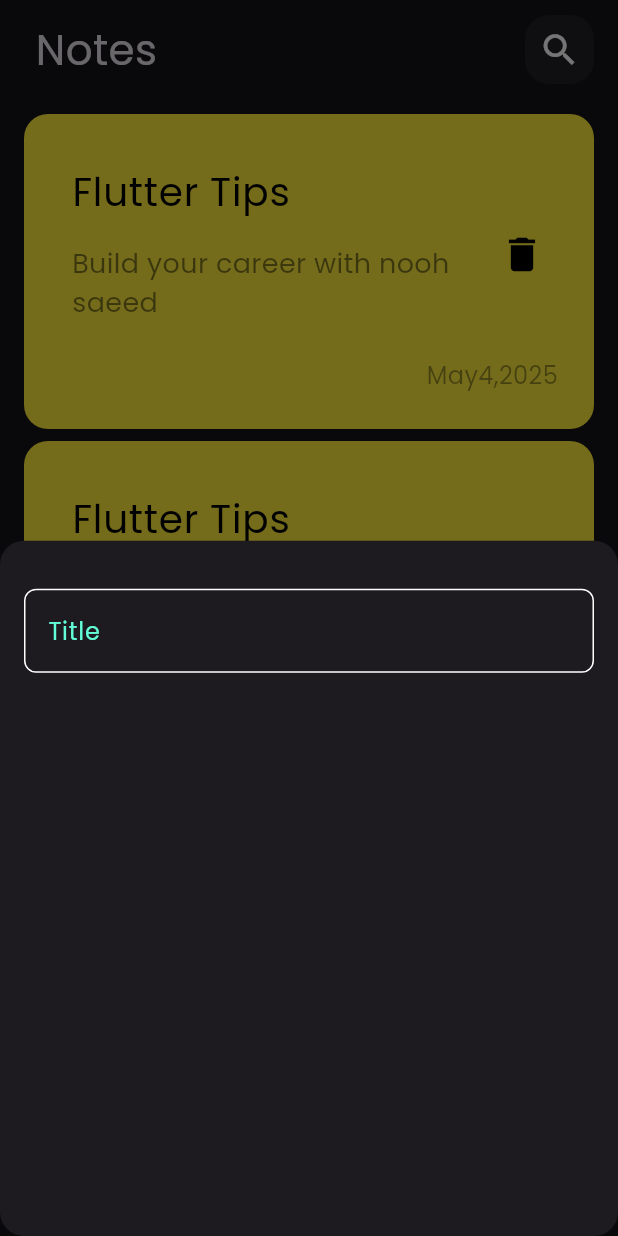
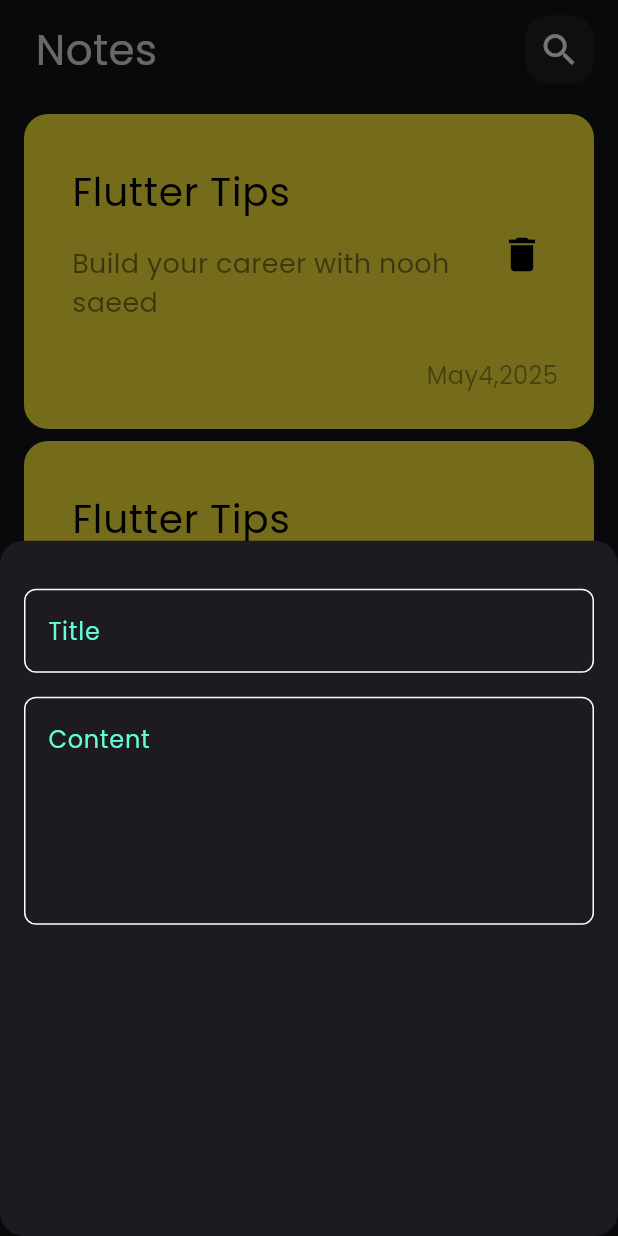
Before and after one commit to 24nse/Notes_App_With_Hive, a Flutter app: the screen it shows after launch, after a tap on the "add" icon, on a phone screen of 412 x 824 dp. Run offline on Flutter 3.47's test engine with Material 3 defaults, Android fonts, the phone set to English and light mode, and no system bars.

Commit message:
add field to note  bottom sheet

```diff
--- a/lib/views/widgets/add_note_bottom_sheet.dart
+++ b/lib/views/widgets/add_note_bottom_sheet.dart
@@ -12,7 +12,16 @@ class AddNoteBottomSheet extends StatelessWidget {
       child: Column(
         children: [
           SizedBox(height: 32,),
-          CustomTextField(),
+          CustomTextField(
+            hint:"Title",
+            ),
+
+            SizedBox(height: 16,),
+
+          CustomTextField(
+            hint:"Content",
+            maxLines: 5,
+            ),
         ],
       ),
     );
--- a/lib/views/widgets/custom_text_field.dart
+++ b/lib/views/widgets/custom_text_field.dart
@@ -2,17 +2,21 @@ import 'package:flutter/material.dart';
 import 'package:notes_app/constants.dart';
 
 class CustomTextField extends StatelessWidget {
-  const CustomTextField({super.key});
-
+  const CustomTextField({super.key,  required this.hint,  this.maxLines=1});
+final String hint;
+final int maxLines;
   @override
   Widget build(BuildContext context) {
     return  TextField(
+    maxLines: maxLines,
       cursorColor: KPrimaryColor,
       decoration: InputDecoration(
-        hintText:"Title",
+
+        hintText:hint,
         hintStyle:const TextStyle(
           color: KPrimaryColor,
         ),
+
         border: buildBorder(),
         enabledBorder: buildBorder(),
         focusedBorder: buildBorder(KPrimaryColor)
```
